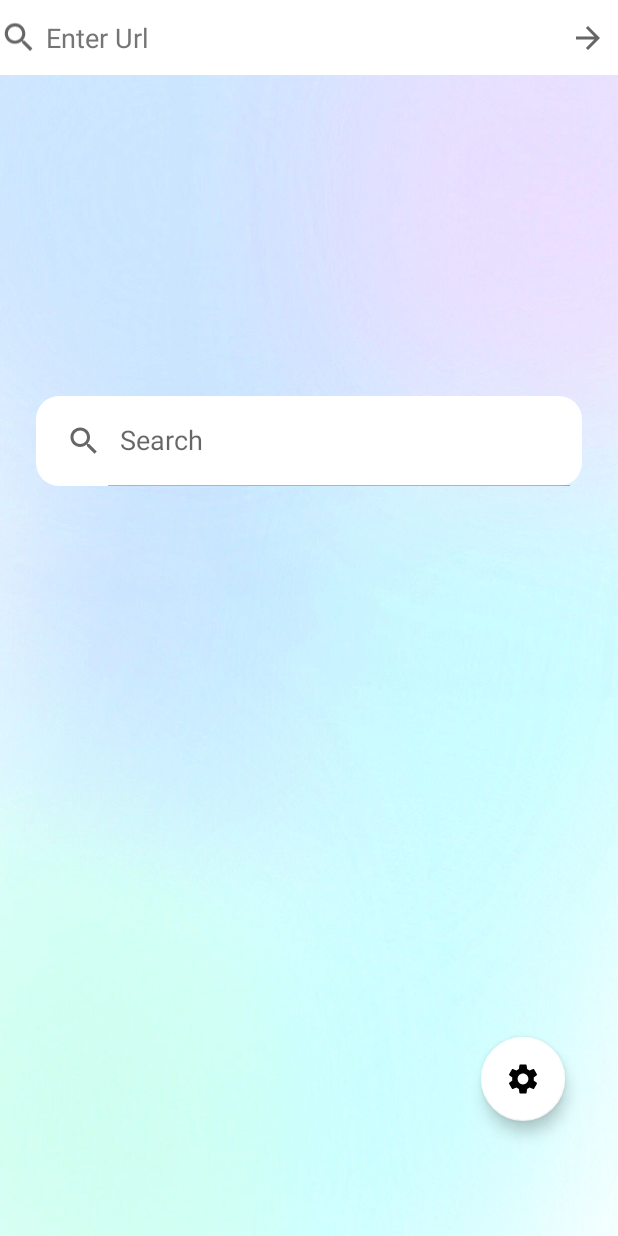
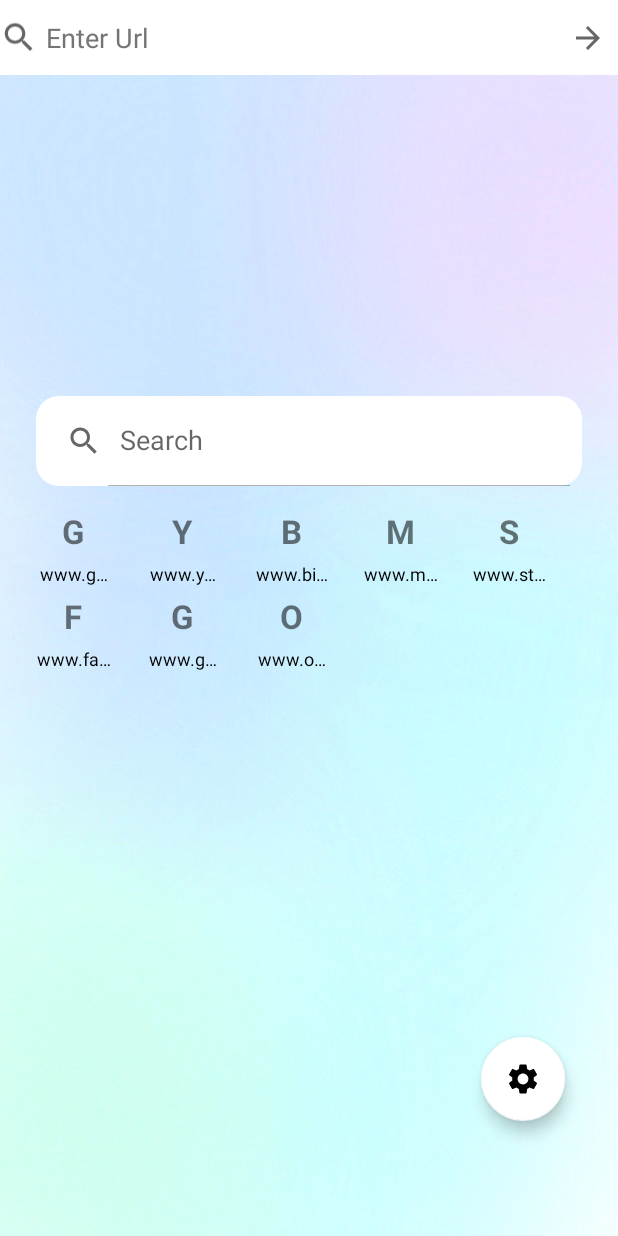
Before and after one commit to HarshAndroid/LetsBrowse-Android-Webview-Kotlin, an Android app: the screen it shows after launch (MainActivity), on a phone screen of 412 x 824 dp. Run offline under Robolectric (Android 15) with nearby library versions, the phone set to English and light mode, and no system bars.

Commit message:
Restructuring Project.

```diff
--- a/app/src/main/AndroidManifest.xml
+++ b/app/src/main/AndroidManifest.xml
@@ -16,7 +16,7 @@
         android:theme="@style/Theme.LetsBrowse"
         tools:targetApi="m">
         <activity
-            android:name=".MainActivity"
+            android:name=".activity.MainActivity"
             android:configChanges="uiMode|keyboard|keyboardHidden|screenSize|screenLayout|smallestScreenSize|orientation"
             android:exported="true">
             <intent-filter>
--- a/app/src/main/java/com/harshrajpurohit/letsbrowse/MainActivity.kt
+++ b/app/src/main/java/com/harshrajpurohit/letsbrowse/activity/MainActivity.kt
@@ -1,4 +1,4 @@
-package com.harshrajpurohit.letsbrowse
+package com.harshrajpurohit.letsbrowse.activity
 
 import android.annotation.SuppressLint
 import android.content.Context
@@ -25,8 +25,12 @@ import androidx.viewpager2.adapter.FragmentStateAdapter
 import com.google.android.material.button.MaterialButton
 import com.google.android.material.dialog.MaterialAlertDialogBuilder
 import com.google.android.material.snackbar.Snackbar
+import com.harshrajpurohit.letsbrowse.R
 import com.harshrajpurohit.letsbrowse.databinding.ActivityMainBinding
 import com.harshrajpurohit.letsbrowse.databinding.MoreFeaturesBinding
+import com.harshrajpurohit.letsbrowse.fragment.BrowseFragment
+import com.harshrajpurohit.letsbrowse.fragment.HomeFragment
+import com.harshrajpurohit.letsbrowse.model.Bookmark
 import java.net.URL
 import java.text.SimpleDateFormat
 import java.util.*
@@ -40,6 +44,7 @@ class MainActivity : AppCompatActivity() {
         var tabsList: ArrayList<Fragment> = ArrayList()
         private var isFullscreen: Boolean = true
         var isDesktopSite: Boolean = false
+        var bookmarkList: ArrayList<Bookmark> = ArrayList()
     }
 
     override fun onCreate(savedInstanceState: Bundle?) {
@@ -60,7 +65,7 @@ class MainActivity : AppCompatActivity() {
 
     @SuppressLint("NotifyDataSetChanged")
     override fun onBackPressed() {
-        var frag:BrowseFragment? = null
+        var frag: BrowseFragment? = null
         try {
             frag = tabsList[binding.myPager.currentItem] as BrowseFragment
         }catch (e:Exception){}
@@ -113,7 +118,7 @@ class MainActivity : AppCompatActivity() {
 
     private fun initializeView(){
         binding.settingBtn.setOnClickListener {
-            var frag:BrowseFragment? = null
+            var frag: BrowseFragment? = null
             try {
                 frag = tabsList[binding.myPager.currentItem] as BrowseFragment
             }catch (e:Exception){}
--- /dev/null
+++ b/app/src/main/java/com/harshrajpurohit/letsbrowse/adapter/BookmarkAdapter.kt
@@ -0,0 +1,30 @@
+package com.harshrajpurohit.letsbrowse.adapter
+
+import android.content.Context
+import android.view.LayoutInflater
+import android.view.ViewGroup
+import androidx.recyclerview.widget.RecyclerView
+import com.harshrajpurohit.letsbrowse.activity.MainActivity
+import com.harshrajpurohit.letsbrowse.databinding.BookmarkViewBinding
+
+class BookmarkAdapter(private val context: Context): RecyclerView.Adapter<BookmarkAdapter.MyHolder>() {
+
+    class MyHolder(binding: BookmarkViewBinding):RecyclerView.ViewHolder(binding.root) {
+        val image = binding.bookmarkIcon
+        val name = binding.bookmarkName
+        val root = binding.root
+    }
+
+    override fun onCreateViewHolder(parent: ViewGroup, viewType: Int): MyHolder {
+        return MyHolder(BookmarkViewBinding.inflate(LayoutInflater.from(context), parent, false))
+    }
+
+    override fun onBindViewHolder(holder: MyHolder, position: Int) {
+        holder.image.text = MainActivity.bookmarkList[position].name[0].toString()
+        holder.name.text = MainActivity.bookmarkList[position].url
+    }
+
+    override fun getItemCount(): Int {
+        return MainActivity.bookmarkList.size;
+    }
+}
--- a/app/src/main/java/com/harshrajpurohit/letsbrowse/BrowseFragment.kt
+++ b/app/src/main/java/com/harshrajpurohit/letsbrowse/fragment/BrowseFragment.kt
@@ -1,4 +1,4 @@
-package com.harshrajpurohit.letsbrowse
+package com.harshrajpurohit.letsbrowse.fragment
 
 import android.annotation.SuppressLint
 import android.graphics.Bitmap
@@ -9,6 +9,8 @@ import android.view.View
 import android.view.ViewGroup
 import android.webkit.*
 import androidx.fragment.app.Fragment
+import com.harshrajpurohit.letsbrowse.activity.MainActivity
+import com.harshrajpurohit.letsbrowse.R
 import com.harshrajpurohit.letsbrowse.databinding.FragmentBrowseBinding
 
 class BrowseFragment(private var urlNew: String) : Fragment() {
--- a/app/src/main/java/com/harshrajpurohit/letsbrowse/HomeFragment.kt
+++ b/app/src/main/java/com/harshrajpurohit/letsbrowse/fragment/HomeFragment.kt
@@ -1,4 +1,4 @@
-package com.harshrajpurohit.letsbrowse
+package com.harshrajpurohit.letsbrowse.fragment
 
 import android.os.Bundle
 import android.view.LayoutInflater
@@ -6,7 +6,12 @@ import android.view.View
 import android.view.ViewGroup
 import android.widget.SearchView
 import androidx.fragment.app.Fragment
+import androidx.recyclerview.widget.GridLayoutManager
 import com.google.android.material.snackbar.Snackbar
+import com.harshrajpurohit.letsbrowse.model.Bookmark
+import com.harshrajpurohit.letsbrowse.adapter.BookmarkAdapter
+import com.harshrajpurohit.letsbrowse.activity.MainActivity
+import com.harshrajpurohit.letsbrowse.R
 import com.harshrajpurohit.letsbrowse.databinding.FragmentHomeBinding
 
 
@@ -42,12 +47,25 @@ class HomeFragment : Fragment() {
         mainActivityRef.binding.goBtn.setOnClickListener {
             if(mainActivityRef.checkForInternet(requireContext()))
                 mainActivityRef.changeTab(mainActivityRef.binding.topSearchBar.text.toString(),
-                    BrowseFragment(mainActivityRef.binding.topSearchBar.text.toString()))
+                    BrowseFragment(mainActivityRef.binding.topSearchBar.text.toString())
+                )
             else
                 Snackbar.make(binding.root, "Internet Not Connected\uD83D\uDE03", 3000).show()
         }
 
+        MainActivity.bookmarkList.add(Bookmark(name = "Google", url = "www.google.com"))
+        MainActivity.bookmarkList.add(Bookmark(name = "Youtube", url = "www.youtube.com"))
+        MainActivity.bookmarkList.add(Bookmark(name = "Bing", url = "www.bing.com"))
+        MainActivity.bookmarkList.add(Bookmark(name = "Medium", url = "www.medium.com"))
+        MainActivity.bookmarkList.add(Bookmark(name = "Stacks Overflow", url = "www.stackoverflow.com"))
+        MainActivity.bookmarkList.add(Bookmark(name = "FaceBook", url = "www.facebook.com"))
+        MainActivity.bookmarkList.add(Bookmark(name = "Gmail", url = "www.gmail.com"))
+        MainActivity.bookmarkList.add(Bookmark(name = "Outlook", url = "www.outlook.com"))
 
+        binding.recyclerView.setHasFixedSize(true)
+        binding.recyclerView.setItemViewCacheSize(5)
+        binding.recyclerView.layoutManager = GridLayoutManager(requireContext(), 5)
+        binding.recyclerView.adapter = BookmarkAdapter(requireContext())
 
     }
 }
--- /dev/null
+++ b/app/src/main/java/com/harshrajpurohit/letsbrowse/model/Bookmark.kt
@@ -0,0 +1,3 @@
+package com.harshrajpurohit.letsbrowse.model
+
+data class Bookmark(val name: String, val url: String, var image: ByteArray? = null)
--- a/app/src/main/res/layout/activity_main.xml
+++ b/app/src/main/res/layout/activity_main.xml
@@ -5,7 +5,7 @@
     android:layout_width="match_parent"
     android:layout_height="match_parent"
     app:layoutDescription="@xml/activity_main_scene"
-    tools:context=".MainActivity">
+    tools:context=".activity.MainActivity">
 
     <LinearLayout
         android:id="@+id/toolbar"
--- /dev/null
+++ b/app/src/main/res/layout/bookmark_view.xml
@@ -0,0 +1,27 @@
+<?xml version="1.0" encoding="utf-8"?>
+<LinearLayout xmlns:android="http://schemas.android.com/apk/res/android"
+    android:orientation="vertical"
+    android:layout_width="wrap_content"
+    android:layout_height="wrap_content"
+    android:gravity="center">
+
+    <TextView
+        android:id="@+id/bookmarkIcon"
+        android:layout_width="40dp"
+        android:layout_height="40dp"
+        android:gravity="center"
+        android:textSize="22sp"
+        android:textStyle="bold"
+        />
+
+    <TextView
+        android:id="@+id/bookmarkName"
+        android:layout_width="50dp"
+        android:layout_height="wrap_content"
+        android:text="@string/bookmark"
+        android:singleLine="true"
+        android:gravity="center"
+        android:textSize="12sp"
+        android:textColor="@color/black"/>
+
+</LinearLayout>
--- a/app/src/main/res/layout/fragment_browse.xml
+++ b/app/src/main/res/layout/fragment_browse.xml
@@ -3,7 +3,7 @@
     xmlns:tools="http://schemas.android.com/tools"
     android:layout_width="match_parent"
     android:layout_height="match_parent"
-    tools:context=".BrowseFragment">
+    tools:context=".fragment.BrowseFragment">
 
     <WebView
         android:id="@+id/webView"
--- a/app/src/main/res/layout/fragment_home.xml
+++ b/app/src/main/res/layout/fragment_home.xml
@@ -4,7 +4,7 @@
     android:layout_width="match_parent"
     android:layout_height="match_parent"
     xmlns:app="http://schemas.android.com/apk/res-auto"
-    tools:context=".HomeFragment"
+    tools:context=".fragment.HomeFragment"
     android:background="@drawable/bg_gradient">
 
     <SearchView
@@ -21,5 +21,16 @@
         android:layout_marginHorizontal="24dp"
         android:iconifiedByDefault="false"/>
 
+    <androidx.recyclerview.widget.RecyclerView
+        android:id="@+id/recyclerView"
+        android:layout_width="match_parent"
+        android:layout_height="140dp"
+        android:layout_marginHorizontal="24dp"
+        android:layout_marginTop="10dp"
+        app:layout_constraintEnd_toEndOf="parent"
+        app:layout_constraintStart_toStartOf="parent"
+        app:layout_constraintTop_toBottomOf="@id/searchView"
+        android:nestedScrollingEnabled="false"/>
+
 
 </androidx.constraintlayout.widget.ConstraintLayout>
```
